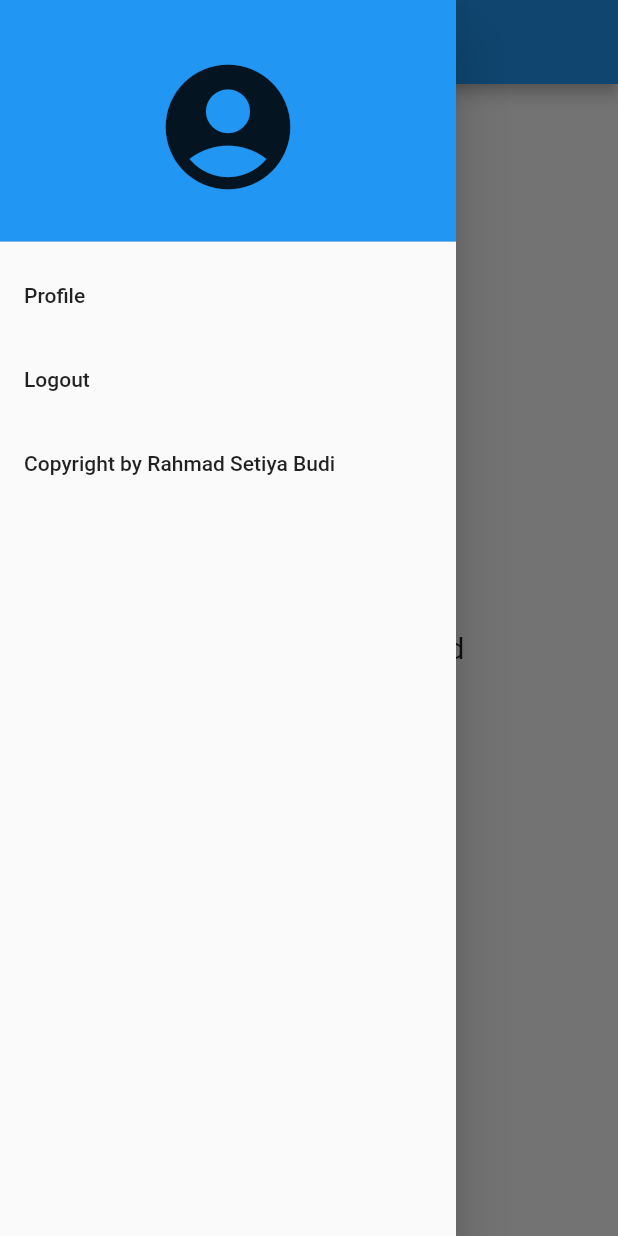
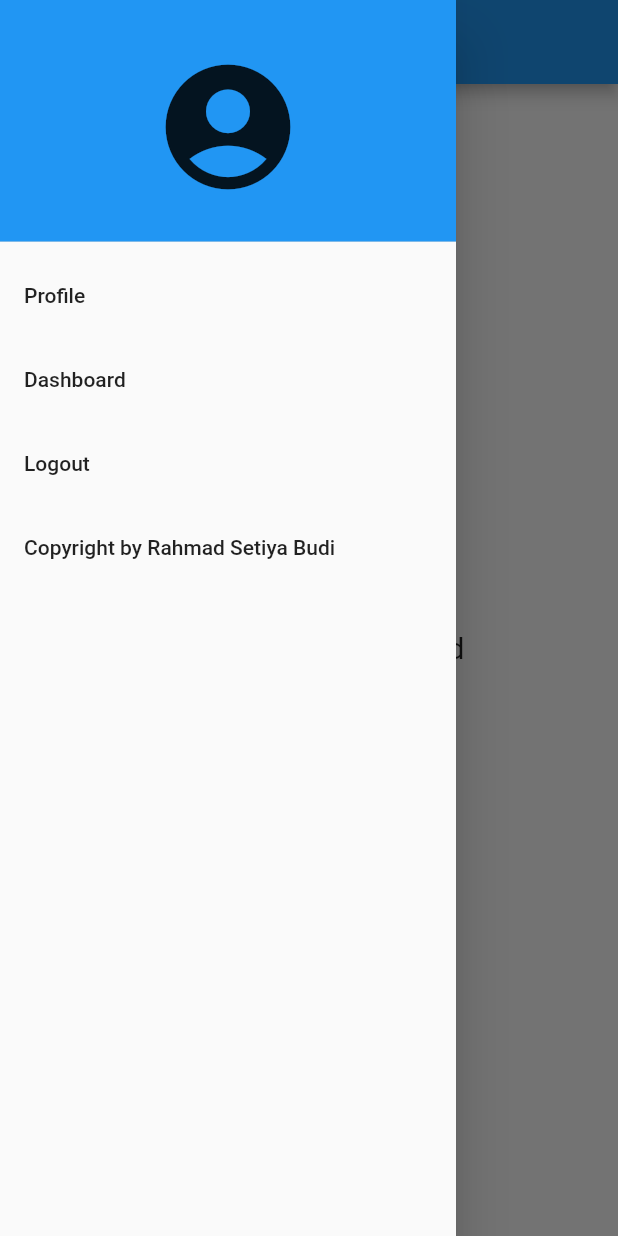
Before and after one commit to RahmadSetiya/ppk_uas_client_flutter, a Flutter app: the Dashboard screen opened directly, with the side drawer open, on a phone screen of 412 x 824 dp. Run offline on Flutter 3.47's test engine with Material 2 defaults, Android fonts, the phone set to English and light mode, and no system bars; our stand-ins replace flash, shared_preferences; missing offline and left inert: flutter_session_manager; accounts and stored records are empty.

Commit message:
minor fix

```diff
--- a/lib/User/user_edit.dart
+++ b/lib/User/user_edit.dart
@@ -141,7 +141,6 @@ class _ProfileEditState extends State<ProfileEdit> {
                             Navigator.of(context).pop();
                             ScaffoldMessenger.of(context)
                                 .showSnackBar(snackBar);
-
                           } else {
                             var errors = response['messages'].values.toList();
                             var error = errors.join('\n');
--- a/lib/sidebar.dart
+++ b/lib/sidebar.dart
@@ -1,4 +1,5 @@
 import 'package:flutter/material.dart';
+import 'package:ppk_uas_client_flutter/dashboard.dart';
 import 'Auth/login.dart';
 import 'User/user_detail.dart';
 import 'api.dart';
@@ -34,6 +35,16 @@ class Sidebar extends StatelessWidget {
             },
           ),
           ListTile(
+            title: Text('Dashboard'),
+            onTap: () {
+              Navigator.of(context).push(
+                MaterialPageRoute(
+                  builder: (context) => Dashboard(),
+                ),
+              );
+            },
+          ),
+          ListTile(
             title: Text('Logout'),
             onTap: () {
               Network().logout();
```
